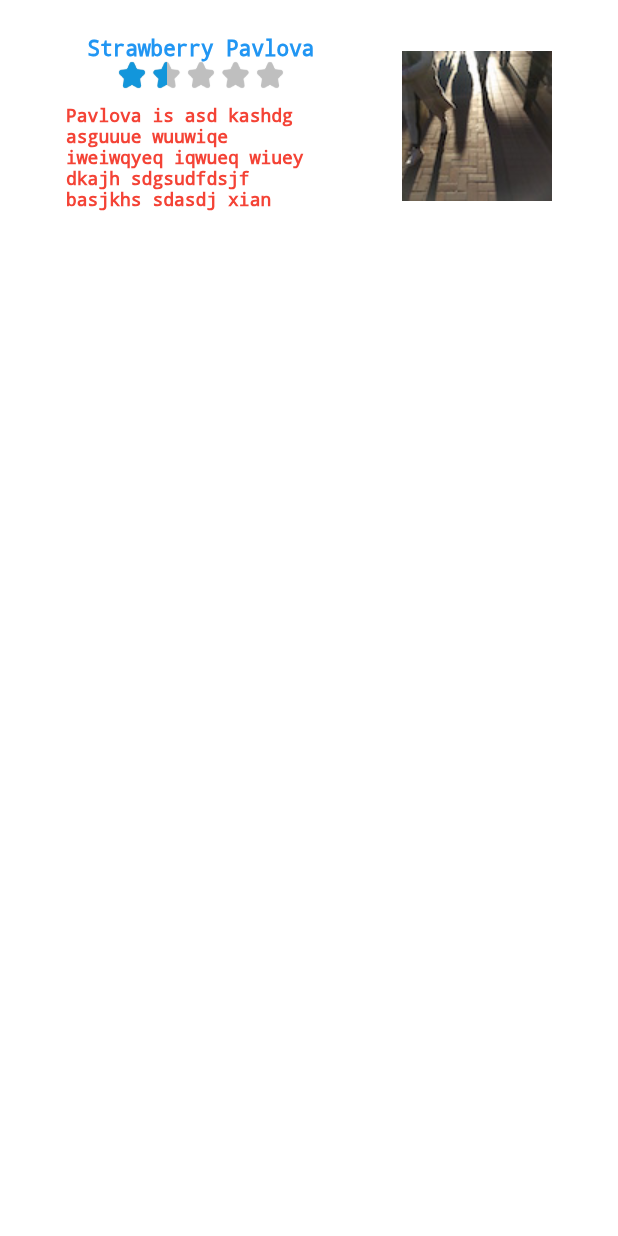
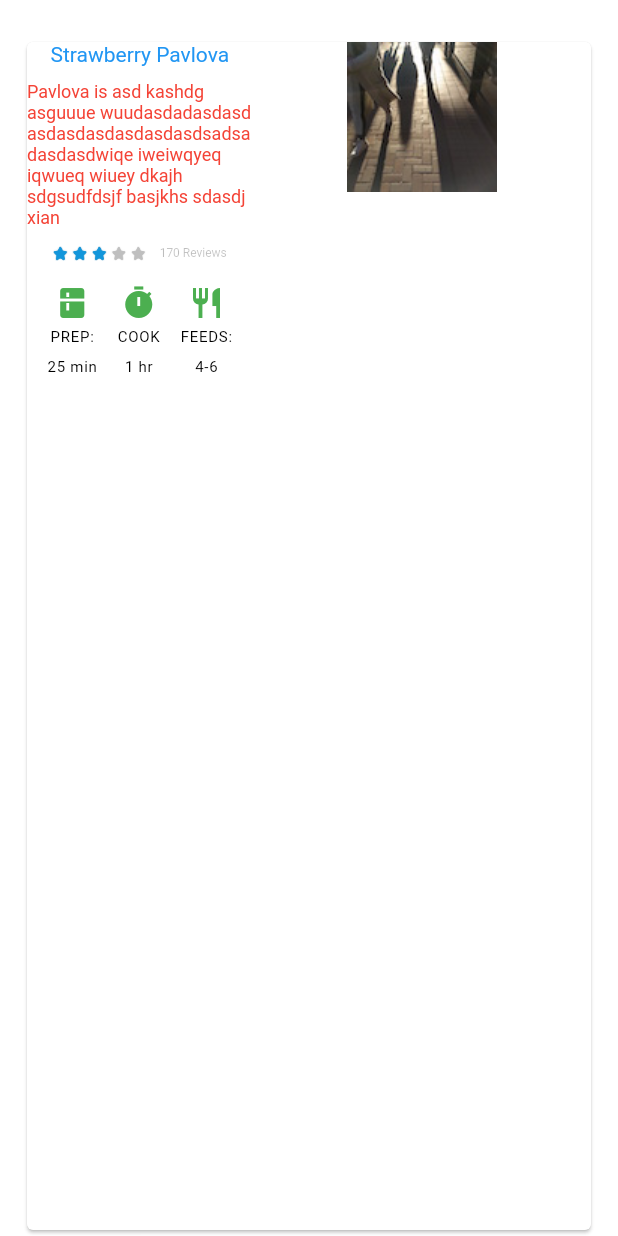
Before and after one commit to lizewencn/flutter_Demo, a Flutter app: the screen it shows after launch, on a phone screen of 412 x 824 dp. Run offline on Flutter 3.47's test engine with Material 2 defaults, Android fonts, the phone set to English and light mode, and no system bars.

```diff
--- a/lib/tabPage.dart
+++ b/lib/tabPage.dart
@@ -72,77 +72,189 @@ class Direct extends StatefulWidget {
 //  }
 
   @override
-  _MyState createState() =>_MyState();
+  _MyState createState() => _MyState();
 }
 
-class _MyState extends State<Direct>{
+class _MyState extends State<Direct> {
+  var titleStyle = TextStyle(
+      fontSize: 14, color: Colors.blue, decoration: TextDecoration.none);
+
+  var actionsDescTextStyle = TextStyle(
+      fontSize: 10,
+      color: Colors.black,
+      letterSpacing: 0.5,
+      decoration: TextDecoration.none);
+
+  double actionTitleMarginTop = 5;
+  double actionMarkMarginTop = 8;
+
   @override
   Widget build(BuildContext context) {
     // TODO: implement build
-    return Container(
-      padding: EdgeInsets.only(top: 24),
-      color: Colors.white,
-      child: Row(
-        mainAxisAlignment: MainAxisAlignment.spaceEvenly,
-        key: Key("scaffold row"),
-        children: <Widget>[
-          Column(
-            key: Key("text column"),
-            children: <Widget>[
-              //title
-              Text(
+
+    var titleText = Text(
       "Strawberry Pavlova",
-                textDirection: TextDirection.ltr,
-                style: TextStyle(
-                    fontSize: 14,
-                    color: Colors.blue,
-                    decoration: TextDecoration.none),
-              ),
-              new RatingBar(
-                value: 3,
-                count: 5,
-                normalImage: "images/star_normal.png",
-                selectedImage: "images/star.png",
-                selectable: true,
-                onRatingUpdate: (value) {
-                  setState(() {
+      style: titleStyle,
+    );
 
-                  });
-                },
-              ),
-              //desc
-              new Container(
+    var subTitle = new Container(
       width: 180,
       margin: EdgeInsets.only(top: 10),
       child: Text(
-                  "Pavlova is asd kashdg asguuue wuuwiqe iweiwqyeq iqwueq wiuey dkajh sdgsudfdsjf basjkhs sdasdj xian ",
+        "Pavlova is asd kashdg asguuue wuudasdadasdasdasdasdasdasdasdasdsadsadasdasdwiqe iweiwqyeq iqwueq wiuey dkajh sdgsudfdsjf basjkhs sdasdj xian ",
         softWrap: true,
         overflow: TextOverflow.ellipsis,
         maxLines: 7,
         style: TextStyle(
-                      fontSize: 12,
-                      textBaseline: TextBaseline.alphabetic,
+            fontSize: 12, decoration: TextDecoration.none, color: Colors.red),
+      ), //text
+    ); //container
+
+    final ratings = Container(
+      margin: EdgeInsets.only(top: 12),
+      padding: EdgeInsets.only(left: 8, right: 8),
+      child: Row(
+        mainAxisAlignment: MainAxisAlignment.spaceEvenly,
+        children: <Widget>[
+          RatingBar(
+            size: 10,
+            space: 3,
+            value: 6,
+            count: 5,
+            normalImage: "images/star_normal.png",
+            selectedImage: "images/star.png",
+            selectable: false,
+            onRatingUpdate: (value) {
+              setState(() {});
+            },
+          ), //ratingBar,
+
+          Text(
+            "170 Reviews",
+            style: TextStyle(
+                fontSize: 8,
                 decoration: TextDecoration.none,
-                      color: Colors.red),
-                ), //text
-              ), //container
-              new Container(
-                alignment: Alignment.center,
-                child: Row(), //row
-              ) //container
-            ],
-          ),
-          Container(
-            alignment: Alignment.topLeft,
-            margin: EdgeInsets.only(top: 10),
-            child: Image.asset(
-              "images/pic1.jpg",
-              fit: BoxFit.cover,
-              alignment: Alignment.topLeft,
-            ),
+                color: Colors.black26), //reviews  Text
           ),
         ],
       ),
     );
+
+    final iconList = DefaultTextStyle.merge(
+        style: actionsDescTextStyle,
+        child: Container(
+          margin: EdgeInsets.only(top: 16),
+          child: Row(
+            mainAxisAlignment: MainAxisAlignment.spaceEvenly,
+            children: <Widget>[
+              //prep
+              Column(
+                children: <Widget>[
+                  Icon(
+                    Icons.kitchen,
+                    color: Colors.green,
+                  ),
+                  Container(
+                    margin: EdgeInsets.only(top: actionTitleMarginTop),
+                    child: Text(
+                      "PREP:",
+                    ),
+                  ), //action title end
+                  Container(
+                    margin: EdgeInsets.only(top: actionMarkMarginTop),
+                    child: Text(
+                      "25 min",
+                    ),
+                  ),
+                ],
+              ), //prep end
+              //cook
+              Column(
+                children: <Widget>[
+                  Icon(
+                    Icons.timer,
+                    color: Colors.green,
+                  ),
+                  Container(
+                    margin: EdgeInsets.only(top: actionTitleMarginTop),
+                    child: Text(
+                      "COOK",
+                    ),
+                  ),
+                  Container(
+                    margin: EdgeInsets.only(top: actionMarkMarginTop),
+                    child: Text(
+                      "1 hr",
+                    ),
+                  ),
+                ],
+              ), //cook  end
+              //feeds
+              Column(
+                children: <Widget>[
+                  Icon(
+                    Icons.restaurant,
+                    color: Colors.green,
+                  ),
+                  Container(
+                    margin: EdgeInsets.only(top: actionTitleMarginTop),
+                    child: Text(
+                      "FEEDS:",
+                    ),
+                  ),
+                  Container(
+                    margin: EdgeInsets.only(top: actionMarkMarginTop),
+                    child: Text(
+                      "4-6",
+                    ),
+                  ),
+                ],
+              ), //feeds end
+            ],
+          ),
+        ));
+
+    final leftColume = Column(
+      key: Key("text column"),
+      children: <Widget>[
+        //title
+        titleText,
+        //subTitle
+        subTitle,
+        //star and reviews
+        ratings,
+        //actions
+        iconList,
+        //actions end
+      ],
+    );
+
+    final mainImage = Container(
+      alignment: Alignment.topCenter,
+      child: Image.asset(
+        "images/pic1.jpg",
+        fit: BoxFit.fill,
+        alignment: Alignment.topLeft,
+      ),
+    );
+
+    return Container(
+      padding: EdgeInsets.only(top: 24, left: 14, right: 14),
+      width: MediaQuery.of(context).size.width,
+      height: 600,
+      color: Colors.white,
+      child: Card(
+          child: Row(
+        mainAxisAlignment: MainAxisAlignment.start,
+        key: Key("scaffold row"),
+        children: <Widget>[
+          //左一级大区域
+          Expanded(flex: 2, child: leftColume),
+
+          //右一级大区域
+          Expanded(flex: 3, child: mainImage),
+        ],
+      )),
+    );
   }
 }
```
Also changed, not shown: pubspec.yaml (+2 -5 lines). Lines whose indentation alone changed are shown as unchanged.
